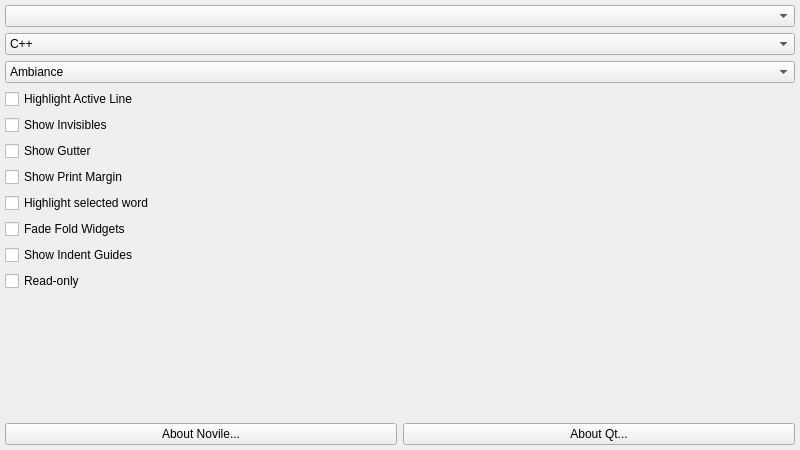
etiam/db, file src/ui/mainwindow.ui: the form before one commit.
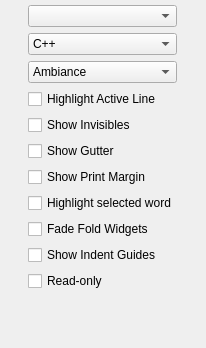
The form after the commit. Icons and pictures are not drawn.

Commit message: Made Editor class based on Noville's.

Patch:
```diff
--- a/src/ui/mainwindow.ui
+++ b/src/ui/mainwindow.ui
@@ -6,8 +6,8 @@
    <rect>
     <x>0</x>
     <y>0</y>
-    <width>800</width>
-    <height>450</height>
+    <width>206</width>
+    <height>348</height>
    </rect>
   </property>
   <property name="windowTitle">
@@ -18,6 +18,9 @@
     <normaloff>:/img/icon.png</normaloff>:/img/icon.png</iconset>
   </property>
   <widget class="QWidget" name="centralWidget">
+   <property name="enabled">
+    <bool>true</bool>
+   </property>
    <layout class="QHBoxLayout" name="horisontalLayout">
     <property name="margin">
      <number>5</number>
@@ -151,6 +154,9 @@
         </item>
         <item>
          <widget class="QCheckBox" name="checkReadOnly">
+          <property name="enabled">
+           <bool>true</bool>
+          </property>
           <property name="text">
            <string>Read-only</string>
           </property>
@@ -170,22 +176,7 @@
          </spacer>
         </item>
         <item>
-         <layout class="QHBoxLayout" name="controlLayout">
-          <item>
-           <widget class="QPushButton" name="pushAboutNovile">
-            <property name="text">
-             <string>About Novile...</string>
-            </property>
-           </widget>
-          </item>
-          <item>
-           <widget class="QPushButton" name="pushAboutQt">
-            <property name="text">
-             <string>About Qt...</string>
-            </property>
-           </widget>
-          </item>
-         </layout>
+         <layout class="QHBoxLayout" name="controlLayout"/>
         </item>
        </layout>
       </item>
```
Left out of the diff: 11 changed lines with no effect on the pictures. The commit also changes 11 other files.
